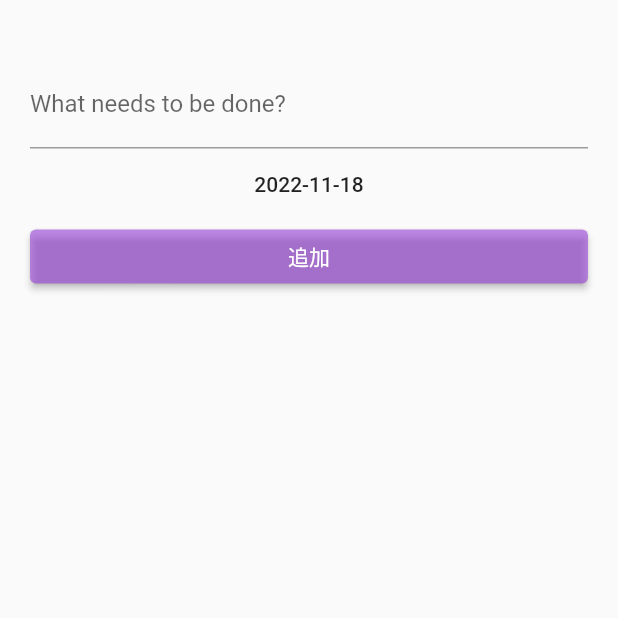
After one commit to syasuki/project_manage, a Flutter app: the Setting screen opened directly, after a tap on "追加", on a phone screen of 412 x 824 dp, the top half of it. The commit adds this screen. Run offline on Flutter 3.47's test engine with Material 2 defaults, Android fonts, the phone set to English and light mode, and no system bars; our stand-ins replace awesome_dialog, flutter_hooks, flutter_riverpod, hooks_riverpod, sqflite, state_notifier; missing offline and left inert: dart:html; accounts and stored records are empty.

Commit message:
add setting_view.dart

```diff
--- /dev/null
+++ b/lib/view/setting_view.dart
@@ -0,0 +1,74 @@
+import 'package:flutter/cupertino.dart';
+import 'package:flutter/material.dart';
+import 'package:hooks_riverpod/hooks_riverpod.dart';
+import 'package:intl/intl.dart';
+import 'package:pro_sche/view/todo_view.dart';
+
+class Setting extends HookConsumerWidget {
+  const Setting({Key? key}) : super(key: key);
+
+  @override
+  Widget build(BuildContext context, WidgetRef ref) {
+    var outputFormat = DateFormat('yyyy-MM-dd');
+
+    void onPressedRaisedButton() async {
+      final DateTime? picked = await showDatePicker(
+          context: context,
+          initialDate: ref.watch(dateProvider),
+          firstDate: new DateTime(2018),
+          lastDate: new DateTime.now().add(new Duration(days: 360))
+      );
+      if (picked != null) {
+        ref.read(dateProvider.notifier).state = picked;
+      }
+    }
+
+
+    return  Scaffold(
+      body:GestureDetector(
+        onTap: () => FocusScope.of(context).unfocus(),
+        child: Scaffold(
+          body: Scrollbar(
+            child:ListView(
+              padding: const EdgeInsets.symmetric(horizontal: 20, vertical: 40),
+              children: [
+                //const Title(),
+                TextField(
+                  key: addTodoKey,
+                  decoration: const InputDecoration(
+                    labelText: 'What needs to be done?',
+                  ),
+                  onSubmitted: (value) {
+                    //ref.read(todoListProvider.notifier).add(newTodoController.text);
+                    //newTodoController.clear();
+                  },
+                ),
+                TextButton(
+                  style: TextButton.styleFrom(
+                    primary: Colors.black87,
+                  ),
+                  child: Text(outputFormat.format(ref.watch(dateProvider))),
+                  onPressed: onPressedRaisedButton,
+                ),
+                ElevatedButton(
+                  child: const Text('追加'),
+                  style: ElevatedButton.styleFrom(
+                    primary: Color(0xff9941d8).withOpacity(0.6),
+                    onPrimary: Colors.white,
+                  ),
+                  onPressed: () {
+                    /*
+                  ref.read(todoListProvider.notifier).add(newTodoController.text,ref.watch(dateProvider));
+                  ref.read(calenderListProvider.notifier).get();
+                  newTodoController.clear();
+
+                   */
+                  },
+                ),
+              ],
+            ),
+          ),
+        ),
+      ),);
+  }
+}
```
Also changed, not shown: lib/base_tab_view.dart (+6 -3 lines).
